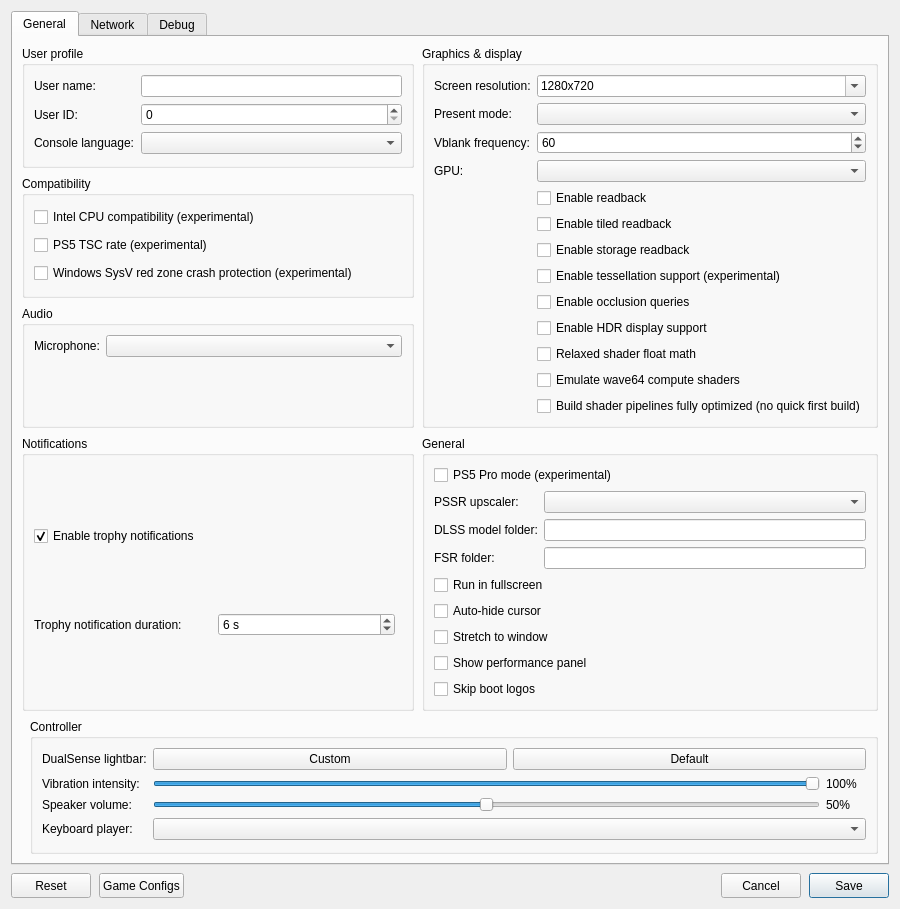
The window that src/launcher/forms/configuration_edit_dialog.ui (CarRamRod-963/KytyPS5) describes before a commit, drawn with Qt 5.
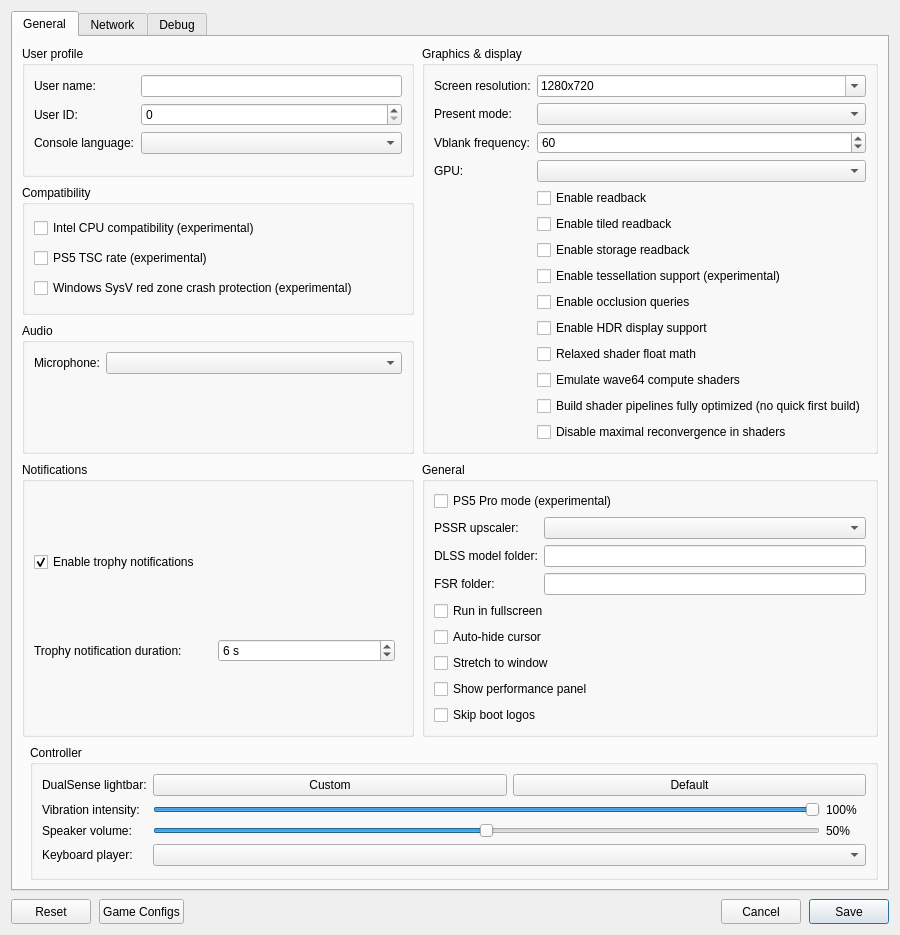
The same window after the commit. Custom widgets are drawn as their Qt base class.

Commit message: renderer: add an option to not request maximal reconvergence

```diff
--- a/src/launcher/forms/configuration_edit_dialog.ui
+++ b/src/launcher/forms/configuration_edit_dialog.ui
@@ -215,6 +215,12 @@
               <property name="text"><string>Build shader pipelines fully optimized (no quick first build)</string></property>
              </widget>
             </item>
+            <item row="14" column="1">
+             <widget class="QCheckBox" name="checkBox_no_maximal_reconvergence">
+              <property name="toolTip"><string>Do not ask the GPU driver for maximal reconvergence in shaders. Can help on GPUs whose driver crashes while building shaders with it.</string></property>
+              <property name="text"><string>Disable maximal reconvergence in shaders</string></property>
+             </widget>
+            </item>
            </layout>
           </widget>
          </item>
```
The commit also changes 10 other files.
